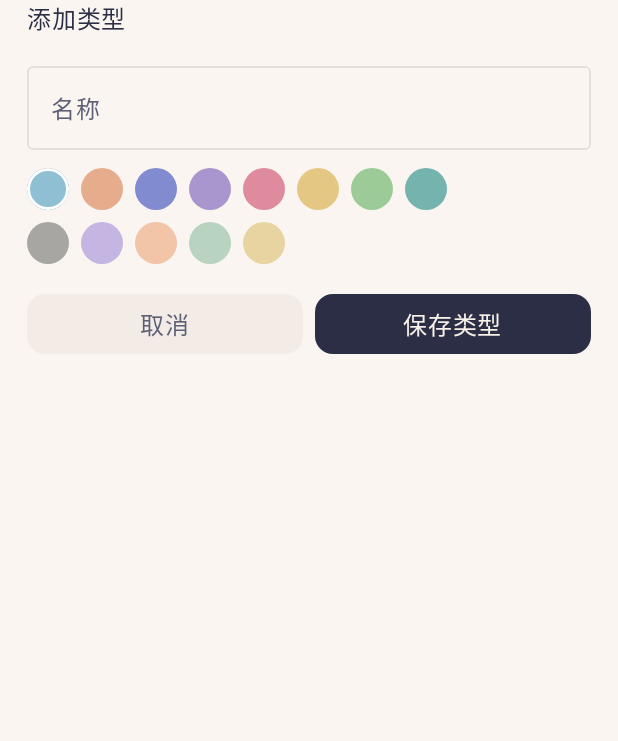
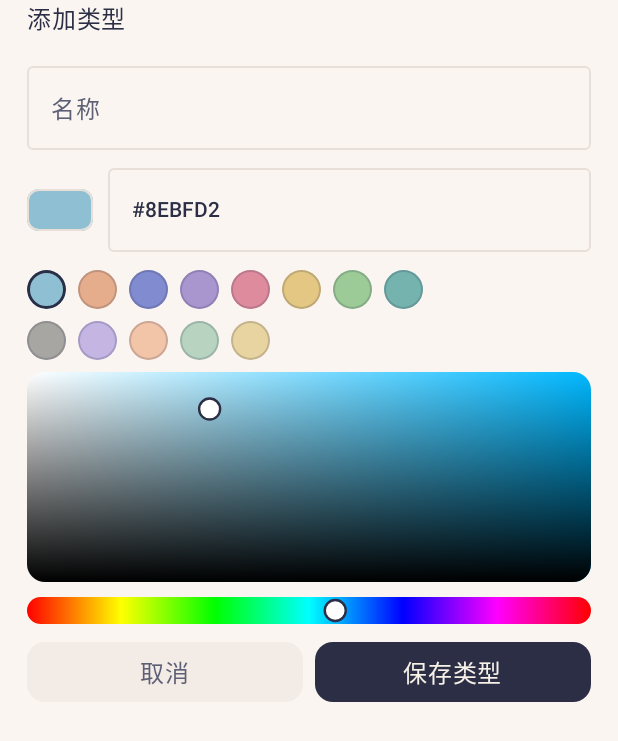
Before and after one commit to hanleiyu/TimeBlock, an Android app built with Jetpack Compose: the composable AddTypeForm shown on its own in the app's theme, on a phone screen of 412 x 824 dp. Shown: the top 741 px of the screen. Run offline under Robolectric (Android 15) with nearby library versions, the phone set to English and light mode, and no system bars; Roboto replaces fonts that are not available here.

Commit message:
Add HSV type color picker and persist custom colors.
Preset swatches stay as quick picks; add/edit types use a Compose
SV+hue picker. Seed no longer recolors customized presets.

Co-authored-by: hanleiyuwork <hanleiyuwork@gmail.com>

```diff
--- /dev/null
+++ b/app/src/main/java/com/shijiankuai/app/domain/ColorMath.kt
@@ -0,0 +1,69 @@
+package com.shijiankuai.app.domain
+
+import kotlin.math.abs
+import kotlin.math.roundToInt
+
+object ColorMath {
+    data class Hsv(val h: Float, val s: Float, val v: Float)
+
+    fun hsvToArgb(h: Float, s: Float, v: Float): Long {
+        val hh = ((h % 360f) + 360f) % 360f
+        val sat = s.coerceIn(0f, 1f)
+        val value = v.coerceIn(0f, 1f)
+        val c = value * sat
+        val x = c * (1f - abs((hh / 60f) % 2f - 1f))
+        val m = value - c
+        val (rp, gp, bp) = when {
+            hh < 60f -> Triple(c, x, 0f)
+            hh < 120f -> Triple(x, c, 0f)
+            hh < 180f -> Triple(0f, c, x)
+            hh < 240f -> Triple(0f, x, c)
+            hh < 300f -> Triple(x, 0f, c)
+            else -> Triple(c, 0f, x)
+        }
+        fun ch(p: Float) = ((p + m) * 255f).roundToInt().coerceIn(0, 255)
+        return argb(ch(rp), ch(gp), ch(bp))
+    }
+
+    fun normalize(color: Long): Long = 0xFF000000L or (color and 0xFFFFFFL)
+
+    fun same(a: Long, b: Long): Boolean = normalize(a) == normalize(b)
+
+    fun argbToHsv(color: Long): Hsv {
+        val r = red(color) / 255f
+        val g = green(color) / 255f
+        val b = blue(color) / 255f
+        val max = maxOf(r, g, b)
+        val min = minOf(r, g, b)
+        val d = max - min
+        val h = when {
+            d == 0f -> 0f
+            max == r -> 60f * (((g - b) / d) % 6f)
+            max == g -> 60f * (((b - r) / d) + 2f)
+            else -> 60f * (((r - g) / d) + 4f)
+        }.let { if (it < 0f) it + 360f else it }
+        val s = if (max == 0f) 0f else d / max
+        return Hsv(h, s, max)
+    }
+
+    fun parseHex(raw: String): Long? {
+        val s = raw.trim().removePrefix("#")
+        val hex = when (s.length) {
+            6 -> s
+            8 -> s.takeLast(6)
+            3 -> s.map { "$it$it" }.joinToString("")
+            else -> return null
+        }
+        val n = hex.toLongOrNull(16) ?: return null
+        return 0xFF000000L or n
+    }
+
+    fun toHex(color: Long): String = "#%06X".format(normalize(color) and 0xFFFFFF)
+
+    fun red(color: Long): Int = ((normalize(color) shr 16) and 0xFF).toInt()
+    fun green(color: Long): Int = ((normalize(color) shr 8) and 0xFF).toInt()
+    fun blue(color: Long): Int = (normalize(color) and 0xFF).toInt()
+
+    private fun argb(r: Int, g: Int, b: Int): Long =
+        0xFF000000L or (r.toLong() shl 16) or (g.toLong() shl 8) or b.toLong()
+}
--- a/app/src/main/java/com/shijiankuai/app/domain/StatsCalc.kt
+++ b/app/src/main/java/com/shijiankuai/app/domain/StatsCalc.kt
@@ -61,8 +61,8 @@ object StatsCalc {
         val byType = counts.entries
             .sortedByDescending { it.value }
             .mapNotNull { (id, n) ->
-                val t = typeById[id] ?: return@mapNotNull TypeCount(id, id, 0xFF9A9288, n)
-                TypeCount(id, t.name, t.color, n)
+                val t = typeById[id] ?: return@mapNotNull TypeCount(id, id, 0xFF9A9288L, n)
+                TypeCount(id, t.name, ColorMath.normalize(t.color), n)
             }
 
         return PeriodStats(
--- /dev/null
+++ b/app/src/main/java/com/shijiankuai/app/ui/TypeColorPicker.kt
@@ -0,0 +1,208 @@
+package com.shijiankuai.app.ui
+
+import androidx.compose.foundation.Canvas
+import androidx.compose.foundation.background
+import androidx.compose.foundation.border
+import androidx.compose.foundation.clickable
+import androidx.compose.foundation.gestures.awaitEachGesture
+import androidx.compose.foundation.gestures.awaitFirstDown
+import androidx.compose.foundation.gestures.drag
+import androidx.compose.foundation.layout.Arrangement
+import androidx.compose.foundation.layout.Box
+import androidx.compose.foundation.layout.Column
+import androidx.compose.foundation.layout.Row
+import androidx.compose.foundation.layout.Spacer
+import androidx.compose.foundation.layout.fillMaxSize
+import androidx.compose.foundation.layout.fillMaxWidth
+import androidx.compose.foundation.layout.height
+import androidx.compose.foundation.layout.padding
+import androidx.compose.foundation.layout.size
+import androidx.compose.foundation.shape.CircleShape
+import androidx.compose.foundation.shape.RoundedCornerShape
+import androidx.compose.material3.OutlinedTextField
+import androidx.compose.runtime.Composable
+import androidx.compose.runtime.LaunchedEffect
+import androidx.compose.runtime.getValue
+import androidx.compose.runtime.mutableFloatStateOf
+import androidx.compose.runtime.mutableLongStateOf
+import androidx.compose.runtime.mutableStateOf
+import androidx.compose.runtime.remember
+import androidx.compose.runtime.rememberUpdatedState
+import androidx.compose.runtime.setValue
+import androidx.compose.ui.Alignment
+import androidx.compose.ui.Modifier
+import androidx.compose.ui.composed
+import androidx.compose.ui.draw.clip
+import androidx.compose.ui.geometry.Offset
+import androidx.compose.ui.graphics.Brush
+import androidx.compose.ui.graphics.Color
+import androidx.compose.ui.graphics.drawscope.Stroke
+import androidx.compose.ui.input.pointer.pointerInput
+import androidx.compose.ui.text.TextStyle
+import androidx.compose.ui.text.font.FontWeight
+import androidx.compose.ui.unit.dp
+import androidx.compose.ui.unit.sp
+import com.shijiankuai.app.domain.ColorMath
+import com.shijiankuai.app.domain.Presets
+import com.shijiankuai.app.ui.theme.Ink
+import com.shijiankuai.app.ui.theme.Line
+
+@Composable
+fun TypeColorPicker(
+    color: Long,
+    onColorChange: (Long) -> Unit,
+    modifier: Modifier = Modifier,
+) {
+    val initial = ColorMath.argbToHsv(color)
+    var hue by remember { mutableFloatStateOf(initial.h) }
+    var sat by remember { mutableFloatStateOf(initial.s) }
+    var value by remember { mutableFloatStateOf(initial.v) }
+    var hexText by remember { mutableStateOf(ColorMath.toHex(color)) }
+    var lastEmitted by remember { mutableLongStateOf(ColorMath.normalize(color)) }
+    val hueNow = rememberUpdatedState(hue)
+    val satNow = rememberUpdatedState(sat)
+    val valueNow = rememberUpdatedState(value)
+
+    LaunchedEffect(color) {
+        val n = ColorMath.normalize(color)
+        if (n == lastEmitted) return@LaunchedEffect
+        val next = ColorMath.argbToHsv(n)
+        hue = next.h
+        sat = next.s
+        value = next.v
+        hexText = ColorMath.toHex(n)
+        lastEmitted = n
+    }
+
+    fun emit(h: Float, s: Float, v: Float) {
+        hue = h
+        sat = s
+        value = v
+        val argb = ColorMath.hsvToArgb(h, s, v)
+        lastEmitted = argb
+        hexText = ColorMath.toHex(argb)
+        onColorChange(argb)
+    }
+
+    Column(modifier.fillMaxWidth()) {
+        Row(
+            Modifier.fillMaxWidth(),
+            verticalAlignment = Alignment.CenterVertically,
+            horizontalArrangement = Arrangement.spacedBy(10.dp),
+        ) {
+            Box(
+                Modifier
+                    .size(width = 44.dp, height = 28.dp)
+                    .clip(RoundedCornerShape(8.dp))
+                    .background(Color(ColorMath.normalize(color).toInt()))
+                    .border(1.dp, Line, RoundedCornerShape(8.dp)),
+            )
+            OutlinedTextField(
+                value = hexText,
+                onValueChange = { raw ->
+                    hexText = raw.uppercase().take(9)
+                    ColorMath.parseHex(raw)?.let { parsed ->
+                        val n = ColorMath.normalize(parsed)
+                        lastEmitted = n
+                        val next = ColorMath.argbToHsv(n)
+                        hue = next.h
+                        sat = next.s
+                        value = next.v
+                        onColorChange(n)
+                    }
+                },
+                singleLine = true,
+                textStyle = TextStyle(
+                    fontSize = 14.sp,
+                    fontWeight = FontWeight.SemiBold,
+                    color = Ink,
+                ),
+                modifier = Modifier.weight(1f),
+            )
+        }
+        Spacer(Modifier.height(12.dp))
+        Presets.swatches.chunked(8).forEach { row ->
+            Row(
+                horizontalArrangement = Arrangement.spacedBy(8.dp),
+                modifier = Modifier.padding(bottom = 8.dp),
+            ) {
+                row.forEach { c ->
+                    val on = ColorMath.same(c, color)
+                    Box(
+                        Modifier
+                            .size(26.dp)
+                            .clip(CircleShape)
+                            .background(Color(ColorMath.normalize(c).toInt()))
+                            .then(
+                                if (on) Modifier.border(2.dp, Ink, CircleShape)
+                                else Modifier.border(1.dp, Color(0x332B2E45), CircleShape),
+                            )
+                            .clickable {
+                                val n = ColorMath.normalize(c)
+                                lastEmitted = n
+                                val next = ColorMath.argbToHsv(n)
+                                hue = next.h
+                                sat = next.s
+                                value = next.v
+                                hexText = ColorMath.toHex(n)
+                                onColorChange(n)
+                            },
+                    )
+                }
+            }
+        }
+        Box(
+            Modifier
+                .fillMaxWidth()
+                .height(140.dp)
+                .clip(RoundedCornerShape(12.dp))
+                .pickColor { x, y -> emit(hueNow.value, x, 1f - y) },
+        ) {
+            val hueColor = Color(ColorMath.hsvToArgb(hue, 1f, 1f).toInt())
+            Canvas(Modifier.fillMaxSize()) {
+                drawRect(Brush.horizontalGradient(listOf(Color.White, hueColor)))
+                drawRect(Brush.verticalGradient(listOf(Color.Transparent, Color.Black)))
+                val thumb = Offset(sat * size.width, (1f - value) * size.height)
+                drawCircle(Color.White, 7.dp.toPx(), thumb)
+                drawCircle(Ink, 7.dp.toPx(), thumb, style = Stroke(1.6.dp.toPx()))
+            }
+        }
+        Spacer(Modifier.height(10.dp))
+        Box(
+            Modifier
+                .fillMaxWidth()
+                .height(18.dp)
+                .clip(RoundedCornerShape(999.dp))
+                .pickColor { x, _ -> emit(x * 360f, satNow.value, valueNow.value) },
+        ) {
+            val hues = listOf(0f, 60f, 120f, 180f, 240f, 300f, 360f).map {
+                Color(ColorMath.hsvToArgb(it, 1f, 1f).toInt())
+            }
+            Canvas(Modifier.fillMaxSize()) {
+                drawRect(Brush.horizontalGradient(hues))
+                val thumb = Offset((hue / 360f) * size.width, size.height / 2f)
+                drawCircle(Color.White, 7.dp.toPx(), thumb)
+                drawCircle(Ink, 7.dp.toPx(), thumb, style = Stroke(1.6.dp.toPx()))
+            }
+        }
+    }
+}
+
+private fun Modifier.pickColor(onRatio: (x: Float, y: Float) -> Unit): Modifier = composed {
+    val latest = rememberUpdatedState(onRatio)
+    pointerInput(Unit) {
+        awaitEachGesture {
+            val down = awaitFirstDown()
+            fun emit(p: Offset) {
+                val x = (p.x / size.width.toFloat()).coerceIn(0f, 1f)
+                val y = (p.y / size.height.toFloat()).coerceIn(0f, 1f)
+                latest.value(x, y)
+            }
+            emit(down.position)
+            drag(down.id) { change ->
+                emit(change.position)
+                change.consume()
+            }
+        }
+    }
+}
--- a/app/src/main/java/com/shijiankuai/app/ui/today/TypeSheet.kt
+++ b/app/src/main/java/com/shijiankuai/app/ui/today/TypeSheet.kt
@@ -12,8 +12,10 @@ import androidx.compose.foundation.layout.fillMaxWidth
 import androidx.compose.foundation.layout.height
 import androidx.compose.foundation.layout.padding
 import androidx.compose.foundation.layout.size
+import androidx.compose.foundation.rememberScrollState
 import androidx.compose.foundation.shape.CircleShape
 import androidx.compose.foundation.shape.RoundedCornerShape
+import androidx.compose.foundation.verticalScroll
 import androidx.compose.material3.ExperimentalMaterial3Api
 import androidx.compose.material3.ModalBottomSheet
 import androidx.compose.material3.OutlinedTextField
@@ -33,6 +35,7 @@ import androidx.compose.ui.unit.dp
 import androidx.compose.ui.unit.sp
 import com.shijiankuai.app.domain.BlockType
 import com.shijiankuai.app.domain.Presets
+import com.shijiankuai.app.ui.TypeColorPicker
 import com.shijiankuai.app.ui.theme.Ink
 import com.shijiankuai.app.ui.theme.Ink2
 import com.shijiankuai.app.ui.theme.Line
@@ -134,9 +137,13 @@ private fun TypeChip(type: BlockType, modifier: Modifier, onClick: () -> Unit) {
 @Composable
 fun AddTypeForm(onSave: (String, Long) -> Unit, onCancel: () -> Unit) {
     var name by remember { mutableStateOf("") }
-    val palette = Presets.swatches
-    var color by remember { mutableStateOf(palette.first()) }
-    Column(Modifier.padding(horizontal = 18.dp).padding(bottom = 28.dp)) {
+    var color by remember { mutableStateOf(Presets.swatches.first()) }
+    Column(
+        Modifier
+            .verticalScroll(rememberScrollState())
+            .padding(horizontal = 18.dp)
+            .padding(bottom = 28.dp),
+    ) {
         Text("添加类型", fontSize = 16.sp, fontWeight = FontWeight.SemiBold, color = Ink)
         Spacer(Modifier.height(12.dp))
         OutlinedTextField(
@@ -147,24 +154,7 @@ fun AddTypeForm(onSave: (String, Long) -> Unit, onCancel: () -> Unit) {
             modifier = Modifier.fillMaxWidth(),
         )
         Spacer(Modifier.height(12.dp))
-        palette.chunked(8).forEach { row ->
-            Row(
-                horizontalArrangement = Arrangement.spacedBy(8.dp),
-                modifier = Modifier.padding(bottom = 8.dp),
-            ) {
-                row.forEach { c ->
-                    val on = c == color
-                    Box(
-                        Modifier
-                            .size(28.dp)
-                            .clip(CircleShape)
-                            .background(Color(c.toInt()))
-                            .then(if (on) Modifier.border(2.dp, Color.White, CircleShape) else Modifier)
-                            .clickable { color = c },
-                    )
-                }
-            }
-        }
+        TypeColorPicker(color = color, onColorChange = { color = it })
         Spacer(Modifier.height(12.dp))
         Row(horizontalArrangement = Arrangement.spacedBy(8.dp)) {
             Box(
```
Also changed, not shown: app/src/main/java/com/shijiankuai/app/data/Repository.kt (+5 -3 lines), app/src/main/java/com/shijiankuai/app/domain/Presets.kt (+13 -13 lines), app/src/main/java/com/shijiankuai/app/domain/TypeSeed.kt (+1 -10 lines), app/src/main/java/com/shijiankuai/app/ui/settings/TypesScreen.kt (+10 -22 lines), 8 other files.
